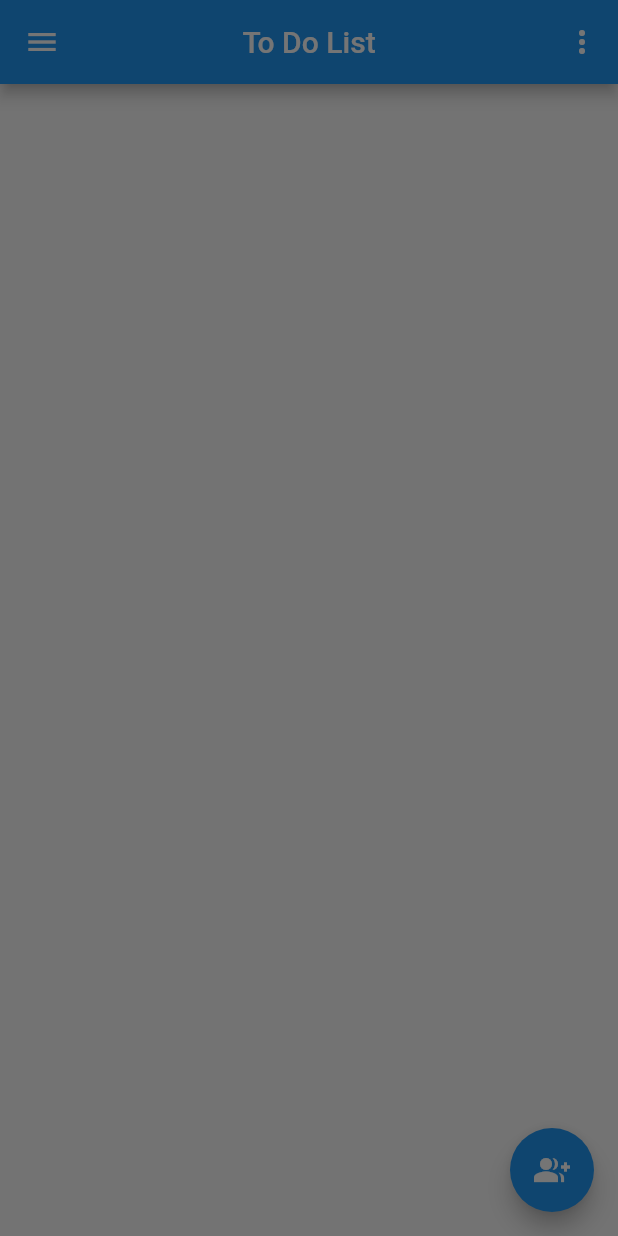
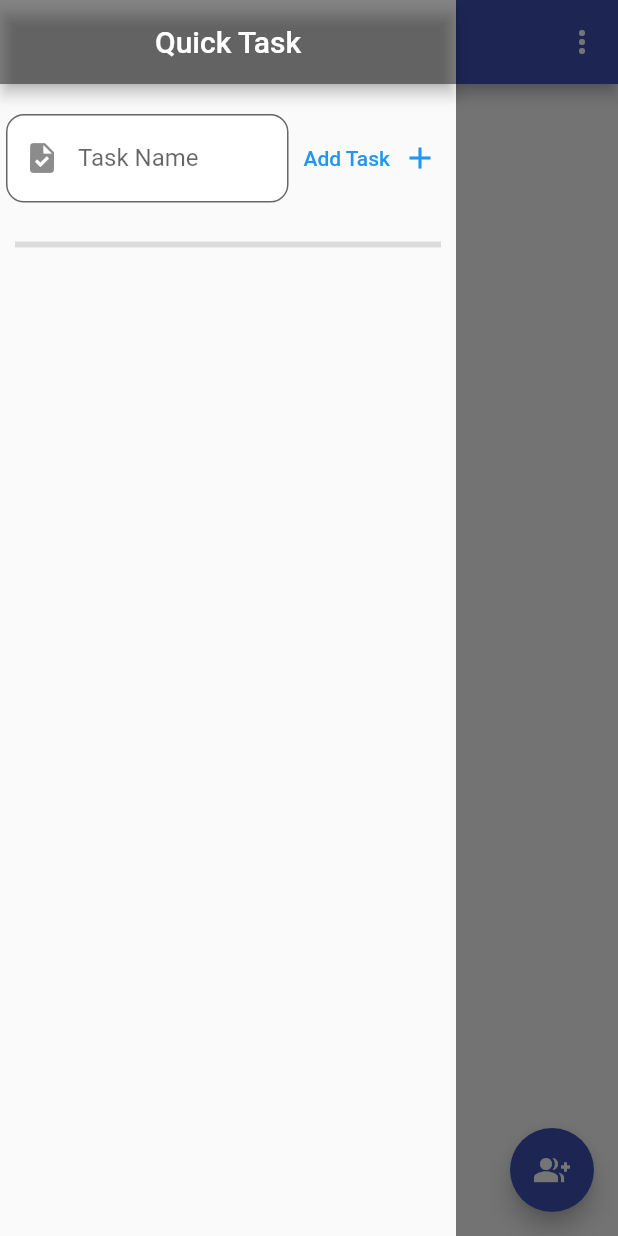
Before and after one commit to mithun1st/To-Do-List, a Flutter app: the screen it shows after launch, with the side drawer open, on a phone screen of 412 x 824 dp. Run offline on Flutter 3.47's test engine with Material 2 defaults, Android fonts, the phone set to English and light mode, and no system bars; our stand-ins replace hive, hive_flutter; accounts and stored records are empty.

Commit message:
add quick task

```diff
--- a/lib/main.dart
+++ b/lib/main.dart
@@ -10,9 +10,12 @@ void main() async {
   WidgetsFlutterBinding.ensureInitialized();
 
   await Hive.initFlutter();
+
   Hive.registerAdapter(GroupAdapter());
   Hive.registerAdapter(TaskAdapter());
+
   await Hive.openBox<Group>('myBox');
+  await Hive.openBox<Task>('myTaskBox');
 
   runApp(MyApp());
 }
@@ -23,7 +26,7 @@ class MyApp extends StatelessWidget {
     return MaterialApp(
       home: HomePage(),
       theme: ThemeData(
-        primarySwatch: Colors.blue,
+        primarySwatch: Colors.indigo,
       ),
       routes: {
         TaskPage.routeName: (context) => TaskPage(),
--- /dev/null
+++ b/lib/screen/drawer.dart
@@ -0,0 +1,218 @@
+import 'package:flutter/gestures.dart';
+import 'package:flutter/material.dart';
+import 'package:hive_flutter/hive_flutter.dart';
+import 'package:to_do_list/models/task_m.dart';
+import 'package:to_do_list/store_cls.dart';
+
+class TaskDrawer extends StatefulWidget {
+  @override
+  State<StatefulWidget> createState() {
+    return TaskDrawerState();
+  }
+}
+
+class TaskDrawerState extends State {
+  late Box<Task> taskBox;
+  List<Task> task = [];
+  bool isEditing = false;
+  late int editIndex;
+  TextEditingController taskEditCtrl = TextEditingController();
+  TextEditingController taskAddCtrl = TextEditingController();
+  ScrollController sCtrl = ScrollController();
+
+//-----------------------------CRUD
+  void addTask(Task t) async {
+    taskBox.add(t);
+  }
+
+  void updateTask(int i, Task t) {
+    taskBox.putAt(i, t);
+  }
+
+  void deleteTask(int i) {
+    taskBox.deleteAt(i);
+  }
+
+  @override
+  void initState() {
+    taskBox = Hive.box('myTaskBox');
+    super.initState();
+  }
+
+  @override
+  void dispose() {
+    super.dispose();
+  }
+
+  @override
+  Widget build(BuildContext context) {
+    return MaterialApp(
+      debugShowCheckedModeBanner: false,
+      home: Scaffold(
+        //resizeToAvoidBottomInset: false,
+        appBar: AppBar(
+          title: Text('Quick Task'),
+          centerTitle: true,
+          backgroundColor: Colors.black45,
+        ),
+        body: Column(
+          children: [
+            Container(
+              alignment: Alignment.bottomCenter,
+              padding: const EdgeInsets.symmetric(
+                horizontal: 4,
+                vertical: 20,
+              ),
+              child: Row(
+                children: [
+                  Flexible(
+                    fit: FlexFit.tight,
+                    child: TextField(
+                      controller: taskAddCtrl,
+                      //style: TextStyle(color: Colors.red),
+                      decoration: const InputDecoration(
+                        prefixIcon: Icon(Icons.task),
+                        labelText: 'Task Name',
+                        filled: true,
+                        fillColor: Colors.white,
+                        border: OutlineInputBorder(
+                          borderRadius: BorderRadius.all(Radius.circular(12)),
+                          borderSide: BorderSide(
+                            width: 4,
+                            color: Colors.black,
+                          ),
+                        ),
+                      ),
+                    ),
+                  ),
+                  Padding(
+                    padding: const EdgeInsets.only(left: 2),
+                    child: TextButton.icon(
+                      icon: Text('Add Task'),
+                      label: Icon(Icons.add),
+                      onPressed: () {
+                        addTask(
+                          Task(taskName: taskAddCtrl.text, isDone: false),
+                        );
+                        setState(() {
+                          taskAddCtrl.clear();
+                        });
+                        // sCtrl.jumpTo(
+                        //   sCtrl.position.maxScrollExtent + 65,
+                        // );
+                      },
+                    ),
+                  ),
+                ],
+              ),
+            ),
+            const Divider(
+              thickness: 4,
+              indent: 10,
+              endIndent: 10,
+            ),
+            //-----------------------------------------
+            Flexible(
+              fit: FlexFit.tight,
+              child: Container(
+                padding: const EdgeInsets.only(
+                  top: 20,
+                  left: 3,
+                  right: 3,
+                  //bottom: MediaQuery.of(context).viewInsets.bottom + 20,
+                ),
+                child: ListView.builder(
+                  controller: sCtrl,
+                  itemCount: taskBox.length,
+                  itemBuilder: (context, index) {
+                    return Card(
+                      elevation: 8,
+                      // color: Colors.grey.shade200,
+                      child: Container(
+                        decoration: BoxDecoration(
+                          borderRadius: BorderRadius.all(Radius.circular(8)),
+                          border: Border.all(
+                            //color: Color(groupBox.getAt(groupIndex)!.color),
+                            width: 1,
+                          ),
+                        ),
+                        child: ListTile(
+                          leading: IconButton(
+                            icon: Icon(Icons.delete),
+                            onPressed: () {
+                              setState(() {
+                                deleteTask(index);
+                              });
+                              //Store().updateTask(groupIndex, task);
+                            },
+                          ),
+                          title: (isEditing && editIndex == index)
+                              ? TextField(
+                                  controller: taskEditCtrl,
+                                  autofocus: true,
+                                )
+                              : Text(
+                                  taskBox.getAt(index)!.taskName,
+                                  style: taskBox.getAt(index)!.isDone
+                                      ? const TextStyle(
+                                          color: Colors.red,
+                                          decoration:
+                                              TextDecoration.lineThrough,
+                                        )
+                                      : const TextStyle(
+                                          //color: Colors.green,
+                                          fontWeight: FontWeight.bold,
+                                        ),
+                                ),
+                          trailing: Row(
+                            mainAxisSize: MainAxisSize.min,
+                            children: [
+                              IconButton(
+                                icon: Icon(
+                                  (isEditing && editIndex == index)
+                                      ? Icons.done
+                                      : Icons.edit,
+                                ),
+                                onPressed: () {
+                                  setState(() {
+                                    editIndex = index;
+                                    isEditing = !isEditing;
+                                  });
+                                  if (isEditing) {
+                                    taskEditCtrl.text =
+                                        taskBox.getAt(index)!.taskName;
+                                  } else {
+                                    Task t = Task(
+                                      taskName: taskEditCtrl.text,
+                                      isDone: taskBox.getAt(index)!.isDone,
+                                    );
+                                    updateTask(index, t);
+                                  }
+                                },
+                              ),
+                              Checkbox(
+                                value: taskBox.getAt(index)!.isDone,
+                                onChanged: (v) {
+                                  Task t = Task(
+                                      taskName: taskBox.getAt(index)!.taskName,
+                                      isDone: v!);
+                                  updateTask(index, t);
+                                  setState(() {});
+                                  //Store().updateTask(groupIndex, task);
+                                },
+                              ),
+                            ],
+                          ),
+                        ),
+                      ),
+                    );
+                  },
+                ),
+              ),
+            ),
+          ],
+        ),
+      ),
+    );
+  }
+}
--- a/lib/screen/edit_grp.dart
+++ b/lib/screen/edit_grp.dart
@@ -111,7 +111,7 @@ class EditGroupState extends State<EditGroup> {
             Container(
               margin: EdgeInsets.only(bottom: 15),
               child: ElevatedButton(
-                child: Text('Edit Group'),
+                child: Text('Update Group'),
                 onPressed: () {
                   if (inputCtrl.text.isEmpty) {
                     setState(() {
--- a/lib/store_cls.dart
+++ b/lib/store_cls.dart
@@ -1,7 +1,5 @@
 import 'package:flutter/material.dart';
-import 'package:flutter/widgets.dart';
 import 'package:hive/hive.dart';
-import 'package:to_do_list/home_page.dart';
 import 'package:to_do_list/models/task_m.dart';
 import 'package:to_do_list/screen/edit_grp.dart';
 import 'package:to_do_list/screen/task_scrn.dart';
@@ -15,11 +13,11 @@ class Store {
     Colors.brown,
     Colors.cyan,
     Colors.green,
-    Colors.indigo,
     Colors.orange,
     Colors.pink,
     Colors.purple,
     Colors.red,
+    Colors.teal,
     Colors.yellow,
   ];
 
@@ -122,7 +120,10 @@ class Store {
                 icon: Icon(Icons.delete),
                 onPressed: () => confirm(ctx, i),
               ),
-              title: Text('$numOfDone / ${groupBox.getAt(i)!.task.length}',textAlign: TextAlign.center,),
+              title: Text(
+                '$numOfDone / ${groupBox.getAt(i)!.task.length}',
+                textAlign: TextAlign.center,
+              ),
               trailing: IconButton(
                 icon: Icon(Icons.edit),
                 onPressed: () {
```
Also changed, not shown: lib/home_page.dart (+6 -33 lines), lib/screen/task_scrn.dart (+11 -6 lines).
